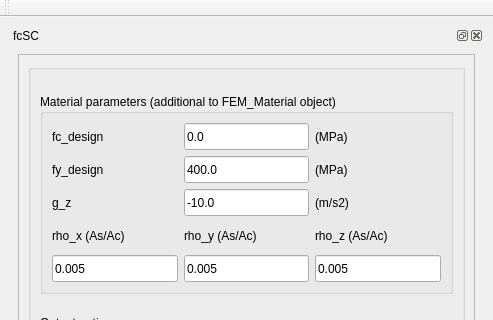
HarryvL/fcSC-workbench, file user_interface/fcSC.ui: the form before one commit; both pictures show x 0 to 493 and y 0 to 320 of the 493 by 1000 pixel window.
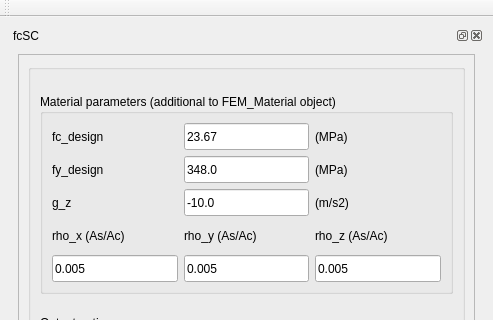
The form after the commit.

```diff
--- a/user_interface/fcSC.ui
+++ b/user_interface/fcSC.ui
@@ -245,7 +245,7 @@
                      </size>
                     </property>
                     <property name="text">
-                     <string>400.0</string>
+                     <string>348.0</string>
                     </property>
                     <property name="frame">
                      <bool>true</bool>
@@ -274,7 +274,7 @@
                      </size>
                     </property>
                     <property name="text">
-                     <string>0.0</string>
+                     <string>23.67</string>
                     </property>
                    </widget>
                   </item>
```
